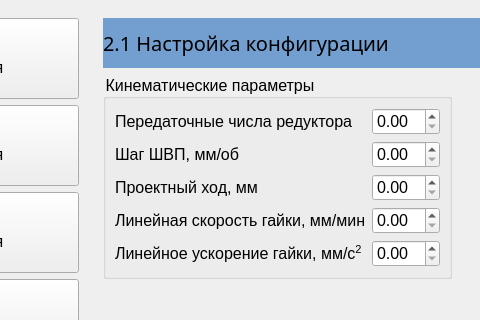
Before: the Qt Designer form BallScrew.ui in Ornstein89/BallScrewControl_QtVCP, drawn with Qt 5; both pictures show x 188 to 668 and y 0 to 320 of the 1162 by 678 pixel window.
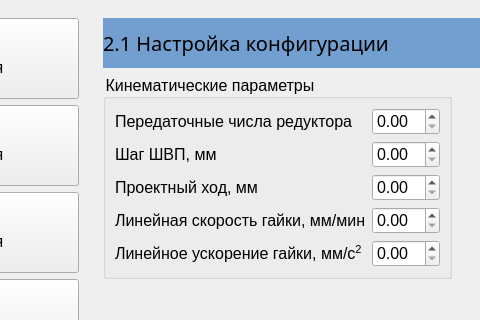
After: the same form once the commit is applied. The open tabs and pages were chosen to show the change.

```diff
--- a/BallScrew.ui
+++ b/BallScrew.ui
@@ -623,7 +623,7 @@
            <item row="1" column="0">
             <widget class="QLabel" name="label_48">
              <property name="text">
-              <string>Шаг ШВП, мм/об</string>
+              <string>Шаг ШВП, мм</string>
              </property>
             </widget>
            </item>
```
Left out of the diff: 17 changed lines with no effect on the pictures.
